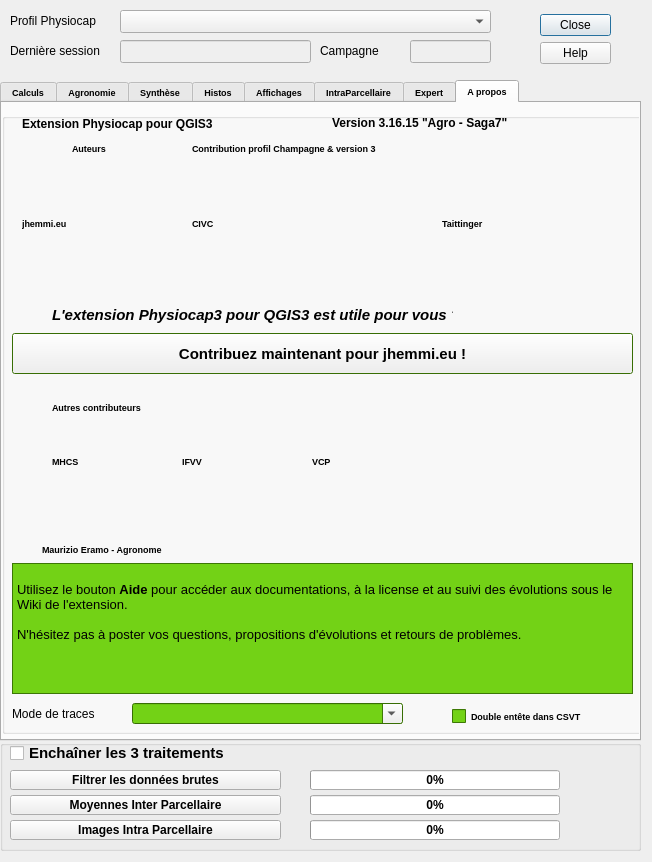
Above: Physiocap3_dialog_base.ui from jhemmi/Physiocap3 before the change. Below: the same form after it.
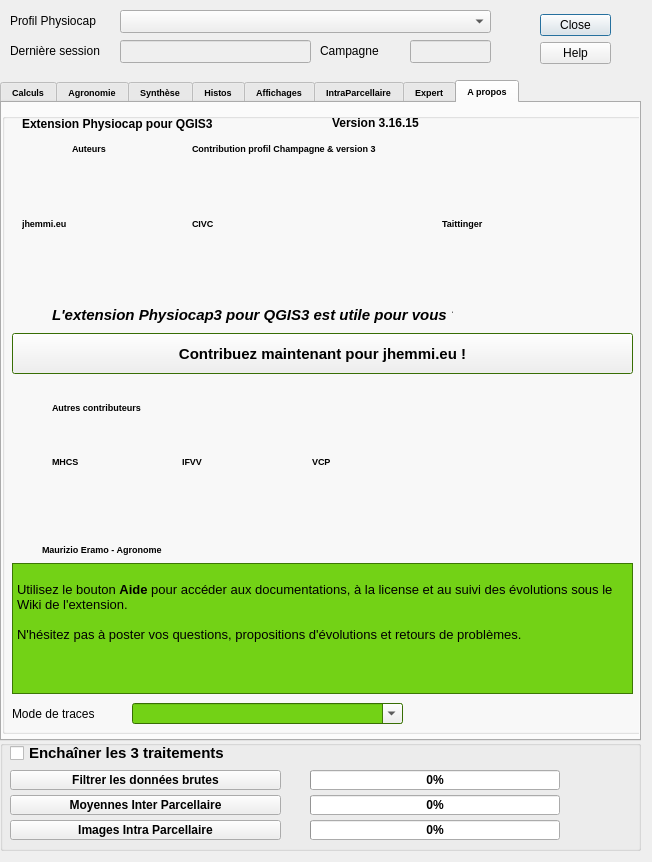
That is the form after the change. The open tabs and pages were chosen to show the change.

```diff
--- a/Physiocap3_dialog_base.ui
+++ b/Physiocap3_dialog_base.ui
@@ -6108,7 +6108,7 @@
        </font>
       </property>
       <property name="text">
-       <string>Version 3.16.15 &quot;Agro - Saga7&quot;</string>
+       <string>Version 3.16.15</string>
       </property>
      </widget>
      <widget class="QLabel" name="label_500">
@@ -6496,8 +6496,8 @@
       </property>
       <property name="geometry">
        <rect>
-        <x>450</x>
-        <y>590</y>
+        <x>430</x>
+        <y>490</y>
         <width>171</width>
         <height>26</height>
        </rect>
```
